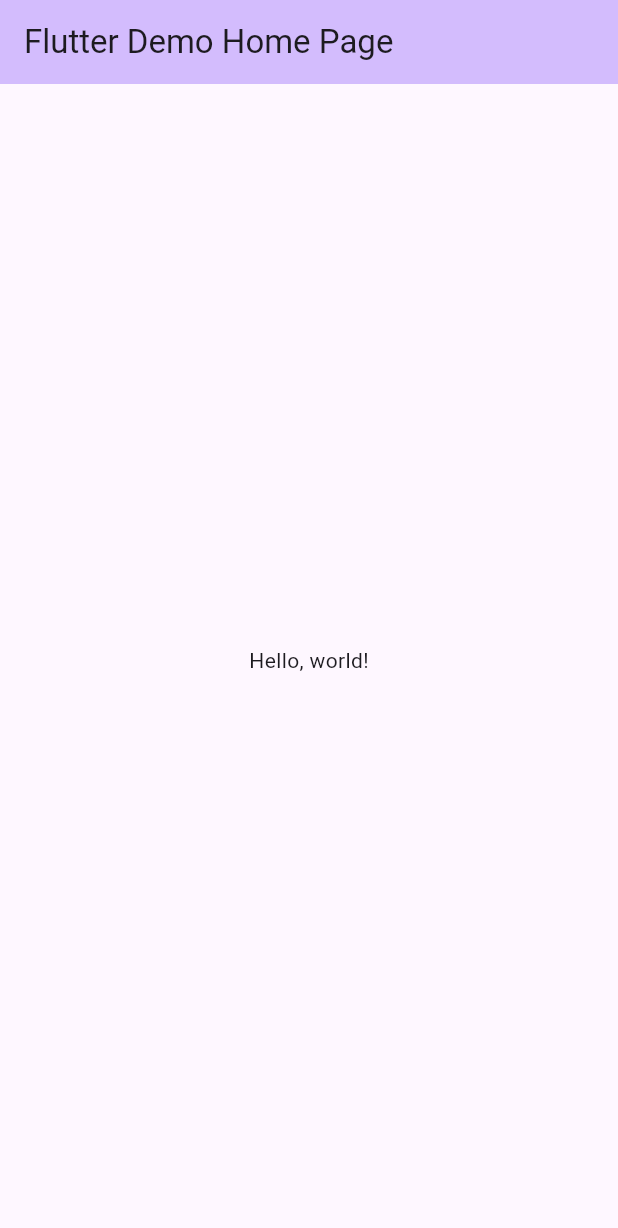
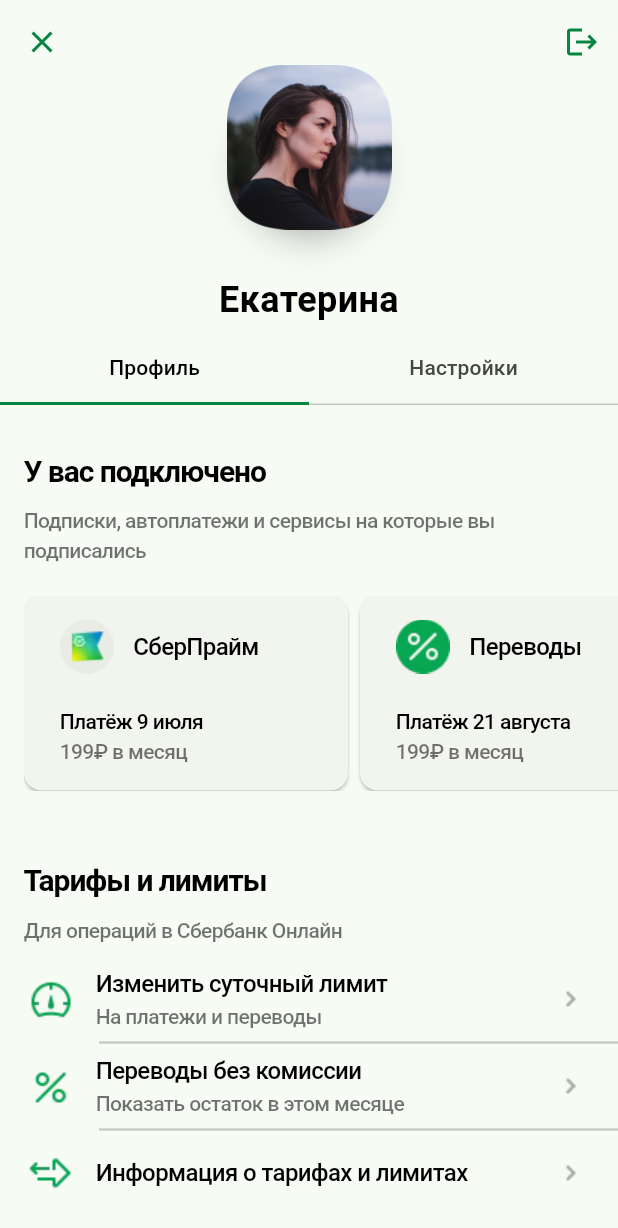
Before and after one commit to Red1tum/Lara-dart, a Flutter app: the screen it shows after launch, on a phone screen of 412 x 824 dp. Shown: the top 1228 px of the screen. Run offline on Flutter 3.47's test engine with Material 3 defaults, Android fonts, the phone set to English and light mode, and no system bars; Roboto replaces fonts that are missing (SF Pro Text).

Commit message:
initial implementation of interface

```diff
--- /dev/null
+++ b/lib/data/DataProvider.dart
@@ -0,0 +1,53 @@
+// why is it not static?
+// I think in real world this would make some
+// http requests, so it needs to store http client(or
+// client factory, not familiar with common dart approach
+// on this).
+import 'package:lara/data/Subscription.dart';
+
+import 'RatesAndLimits.dart';
+
+class DataProvider {
+  List<String> getInterests() {
+    return [
+      "Еда",
+      "Саморазвитие",
+      "Технологии",
+      "Дом",
+      "Досуг",
+      "Забота о себе",
+      "Наука"
+    ];
+  }
+
+  List<Subscription> getUsersSubscriptions() {
+    return [
+      const Subscription(
+          imageName: "assets/images/sber_prime.webp",
+          name: "СберПрайм",
+          nextPaymentDate: "9 июля",
+          perMonthPayment: 199),
+      const Subscription(
+          imageName: "assets/images/percent_sign_filled.webp",
+          name: "Переводы",
+          nextPaymentDate: "21 августа",
+          perMonthPayment: 199)
+    ];
+  }
+
+  List<RatesAndLimits> getRatesAndLimits() {
+    return [
+      const RatesAndLimits(
+          imageName: "assets/images/speedometer.webp",
+          title: "Изменить суточный лимит",
+          subtitle: "На платежи и переводы"),
+      const RatesAndLimits(
+          imageName: "assets/images/percent_sign.webp",
+          title: "Переводы без комиссии",
+          subtitle: "Показать остаток в этом месяце"),
+      const RatesAndLimits(
+          imageName: "assets/images/arrows_forward_back.webp",
+          title: "Информация о тарифах и лимитах"),
+    ];
+  }
+}
--- /dev/null
+++ b/lib/data/RatesAndLimits.dart
@@ -0,0 +1,11 @@
+class RatesAndLimits {
+  const RatesAndLimits({
+    required this.imageName,
+    required this.title,
+    this.subtitle,
+  });
+
+  final String imageName;
+  final String title;
+  final String? subtitle;
+}
--- /dev/null
+++ b/lib/data/Subscription.dart
@@ -0,0 +1,12 @@
+class Subscription {
+  const Subscription(
+      {required this.imageName,
+      required this.name,
+      required this.nextPaymentDate,
+      required this.perMonthPayment});
+
+  final String imageName;
+  final String name;
+  final String nextPaymentDate;
+  final double perMonthPayment;
+}
--- a/lib/main.dart
+++ b/lib/main.dart
@@ -1,4 +1,5 @@
 import 'package:flutter/material.dart';
+import 'package:lara/screens/Profile.dart';
 
 void main() {
   runApp(const MyApp());
@@ -10,44 +11,45 @@ class MyApp extends StatelessWidget {
   @override
   Widget build(BuildContext context) {
     return MaterialApp(
-      title: 'Flutter Demo',
+      title: 'Flutter lab',
+      debugShowCheckedModeBanner: false,
       theme: ThemeData(
-        colorScheme: ColorScheme.fromSeed(seedColor: Colors.deepPurple),
+        elevatedButtonTheme: const ElevatedButtonThemeData(
+          style: ButtonStyle(
+            //backgroundColor: MaterialStatePropertyAll<Color>(Colors.white)
+          )
+        ),
+        appBarTheme: const AppBarTheme(
+          iconTheme: IconThemeData(
+            color: Color.fromARGB(255, 6, 132, 65)
+          )
+        ),
+        tabBarTheme: const TabBarTheme(
+            labelColor: Colors.black,
+            indicator: BoxDecoration(
+            border: Border(
+              bottom: BorderSide(
+                color: Color.fromARGB(255, 6, 132, 65),
+                width: 2.0,
+              )
+            )
+          )
+        ),
+        colorScheme: ColorScheme.fromSeed(seedColor: const Color.fromARGB(255, 6, 132, 65)),
         useMaterial3: true,
       ),
-      home: const MyHomePage(title: 'Flutter Demo Home Page'),
+      home: const MyHomePage(),
     );
   }
 }
 
-class MyHomePage extends StatefulWidget {
-  const MyHomePage({super.key, required this.title});
-
-  final String title;
-
-  @override
-  State<MyHomePage> createState() => _MyHomePageState();
-}
-
-class _MyHomePageState extends State<MyHomePage> {
+// I actually don't know whether home widget should
+// contain any state. In my case, I think it shouldn't
+class MyHomePage extends StatelessWidget {
+  const MyHomePage({super.key});
 
   @override
   Widget build(BuildContext context) {
-    return Scaffold(
-      appBar: AppBar(
-        backgroundColor: Theme.of(context).colorScheme.inversePrimary,
-        title: Text(widget.title),
-      ),
-      body: const Center(
-        child: Column(
-          mainAxisAlignment: MainAxisAlignment.center,
-          children: <Widget>[
-            Text(
-              'Hello, world!',
-            ),
-          ],
-        ),
-      ),
-    );
+    return const ProfileScreen();
   }
 }
--- /dev/null
+++ b/lib/screens/Profile.dart
@@ -0,0 +1,60 @@
+import 'package:flutter/material.dart';
+import 'package:lara/data/DataProvider.dart';
+import 'package:lara/widgets/Interests.dart';
+import 'package:lara/widgets/RatesAndLimits.dart';
+import 'package:lara/widgets/SubscriptionsList.dart';
+
+import '../widgets/AppBar.dart';
+import '../widgets/UsersSubscriptions.dart';
+
+class ProfileScreen extends StatefulWidget {
+  const ProfileScreen({super.key});
+
+  @override
+  State<ProfileScreen> createState() => _ProfileScreen();
+}
+
+class _ProfileScreen extends State<ProfileScreen>
+    with TickerProviderStateMixin {
+  late TabController _tabController;
+
+  final dataProvider = DataProvider();
+
+  @override
+  void initState() {
+    _tabController = TabController(length: 2, vsync: this);
+    super.initState();
+  }
+
+  @override
+  Widget build(BuildContext context) {
+    return Scaffold(
+        body: SafeArea(
+            child: NestedScrollView(
+                headerSliverBuilder: (context, value) {
+                  return [
+                    Appbar(
+                      tabController: _tabController,
+                    )
+                  ];
+                },
+                body: TabBarView(controller: _tabController, children: [
+                  ListView(physics: NeverScrollableScrollPhysics(), children: [
+                    const SizedBox(
+                      height: 30,
+                    ),
+                    UsersSubscriptions(
+                        subscriptions: dataProvider.getUsersSubscriptions()),
+                    const SizedBox(
+                      height: 46,
+                    ),
+                    RatesAndLimitsList(list: dataProvider.getRatesAndLimits()),
+                    const SizedBox(
+                      height: 34,
+                    ),
+                    Interests(interestsList: dataProvider.getInterests())
+                  ]),
+                  const Center(child: CircularProgressIndicator())
+                ]))));
+  }
+}
--- /dev/null
+++ b/lib/widgets/AppBar.dart
@@ -0,0 +1,93 @@
+import 'package:flutter/material.dart';
+
+class Appbar extends StatelessWidget {
+  const Appbar({super.key, required this.tabController});
+
+  final tabController;
+
+  @override
+  Widget build(BuildContext context) {
+    return SliverAppBar(
+      elevation: 2,
+      pinned: true,
+      floating: false,
+      expandedHeight: 270,
+      actions: [
+        IconButton(
+          icon: const Icon(Icons.logout),
+          onPressed: () {},
+        )
+      ],
+      leading: IconButton(
+        icon: const Icon(Icons.close),
+        onPressed: () {},
+      ),
+      titleTextStyle: const TextStyle(
+        color: Colors.black,
+        fontSize: 16,
+        fontFamily: 'SF Pro Text',
+        fontWeight: FontWeight.w500,
+        height: 0.08,
+        letterSpacing: -0.40,
+      ),
+      bottom: TabBar(
+        controller: tabController,
+        indicatorSize: TabBarIndicatorSize.tab,
+        tabs: const <Widget>[
+          Tab(
+            child: Text(
+              'Профиль',
+            ),
+          ),
+          Tab(
+            child: Text(
+              'Настройки',
+            ),
+          ),
+        ],
+      ),
+      flexibleSpace: FlexibleSpaceBar(
+        collapseMode: CollapseMode.pin,
+        background: Center(
+          child: Column(
+              mainAxisAlignment: MainAxisAlignment.center,
+              children: <Widget>[
+                Container(
+                  width: 110,
+                  height: 110,
+                  decoration: ShapeDecoration(
+                    shape: RoundedRectangleBorder(
+                      borderRadius: BorderRadius.circular(38),
+                    ),
+                    shadows: const [
+                      BoxShadow(
+                        color: Color(0x7A1D1D25),
+                        blurRadius: 24,
+                        offset: Offset(0, 16),
+                        spreadRadius: -16,
+                      )
+                    ],
+                  ),
+                  child: Image.asset("assets/images/avatar.png"),
+                ),
+                const SizedBox(
+                  height: 30,
+                ),
+                const Text(
+                  'Екатерина',
+                  textAlign: TextAlign.center,
+                  style: TextStyle(
+                    color: Colors.black,
+                    fontSize: 24,
+                    fontWeight: FontWeight.w700,
+                  ),
+                ),
+                const SizedBox(
+                  height: 10,
+                ),
+              ]),
+        ),
+      ),
+    );
+  }
+}
--- /dev/null
+++ b/lib/widgets/Interests.dart
@@ -0,0 +1,67 @@
+import 'package:flutter/material.dart';
+
+class Interests extends StatefulWidget {
+  Interests({super.key, required List<String> interestsList}) {
+    interests = {for (var v in interestsList) v: false};
+  }
+
+  late final Map<String, bool> interests;
+
+  @override
+  State<Interests> createState() => _Interests();
+}
+
+class _Interests extends State<Interests> {
+  @override
+  Widget build(BuildContext context) {
+    return Padding(
+        padding: EdgeInsets.symmetric(horizontal: 16),
+        child: Column(crossAxisAlignment: CrossAxisAlignment.start, children: [
+          Text(
+            'Интересы',
+            style: TextStyle(
+              color: Colors.black,
+              fontSize: 20,
+              fontWeight: FontWeight.w700,
+              //height: 0.06,
+              letterSpacing: -0.70,
+            ),
+          ),
+          const SizedBox(
+            height: 8,
+          ),
+          Text(
+            'Мы подбираем истории и предложения по темам, которые вам нравятся',
+            style: TextStyle(
+              color: Colors.black.withOpacity(0.550000011920929),
+              fontSize: 14,
+              fontWeight: FontWeight.w500,
+              //height: 0.09,
+              letterSpacing: -0.42,
+            ),
+          ),
+          const SizedBox(height: 16),
+          Wrap(
+            spacing: 8,
+            //runSpacing: 8,
+            children: [
+              for (var interestKey in widget.interests.keys)
+                FilterChip(
+                  shape: RoundedRectangleBorder(
+                      borderRadius: BorderRadius.circular(16),
+                      side: BorderSide(width: 0, color: Colors.transparent)),
+                  backgroundColor:
+                      Colors.black.withOpacity(0.07999999821186066),
+                  label: Text(interestKey),
+                  selected: widget.interests[interestKey]!,
+                  onSelected: (bool selected) {
+                    setState(() {
+                      widget.interests[interestKey] = selected;
+                    });
+                  },
+                )
+            ],
+          )
+        ]));
+  }
+}
--- /dev/null
+++ b/lib/widgets/RatesAndLimits.dart
@@ -0,0 +1,127 @@
+import 'package:flutter/material.dart';
+
+import '../data/RatesAndLimits.dart';
+
+class RatesAndLimitsItem extends StatelessWidget {
+  const RatesAndLimitsItem({super.key, required this.item});
+
+  final RatesAndLimits item;
+
+  @override
+  Widget build(BuildContext context) {
+    // I think there's an issue with paddings
+    // TODO: fix paddings
+    return Padding(
+        padding: EdgeInsets.only(right: 8),
+        child: GestureDetector(
+            onTap: () {},
+            child: Row(
+              children: [
+                Image.asset(
+                  item.imageName,
+                  width: 36,
+                  height: 36,
+                ),
+                const SizedBox(width: 12),
+                Column(
+                  crossAxisAlignment: CrossAxisAlignment.start,
+                  children: [
+                    if (item.subtitle != null) ...[
+                      Text(
+                        item.title,
+                        style: const TextStyle(
+                          color: Colors.black,
+                          fontSize: 16,
+                          fontWeight: FontWeight.w500,
+                          //height: 0.08,
+                          letterSpacing: -0.40,
+                        ),
+                      ),
+                      Text(
+                        item.subtitle!,
+                        style: TextStyle(
+                          color: Colors.black.withOpacity(0.550000011920929),
+                          fontSize: 14,
+                          fontFamily: 'SF Pro Text',
+                          fontWeight: FontWeight.w500,
+                          //height: 0.09,
+                          letterSpacing: -0.41,
+                        ),
+                      )
+                    ] else ...[
+                      Center(
+                        child: Text(
+                          item.title,
+                          style: const TextStyle(
+                            color: Colors.black,
+                            fontSize: 16,
+                            fontWeight: FontWeight.w500,
+                            //height: 0.08,
+                            letterSpacing: -0.40,
+                          ),
+                        ),
+                      )
+                    ]
+                  ],
+                ),
+                const Spacer(),
+                IconButton(
+                    onPressed: () {}, icon: Image.asset("assets/images/arrow_right.webp")
+                )
+              ],
+            )));
+  }
+}
+
+class RatesAndLimitsList extends StatelessWidget {
+  const RatesAndLimitsList({super.key, required this.list});
+
+  final List<RatesAndLimits> list;
+
+  @override
+  Widget build(BuildContext context) {
+    return Padding(
+        padding: EdgeInsets.only(left: 16),
+        child: Column(
+          crossAxisAlignment: CrossAxisAlignment.start,
+          children: [
+            const Text(
+              'Тарифы и лимиты',
+              style: TextStyle(
+                color: Colors.black,
+                fontSize: 20,
+                fontWeight: FontWeight.w700,
+                //height: 0.06,
+                letterSpacing: -0.70,
+              ),
+            ),
+            const SizedBox(
+              height: 8,
+            ),
+            Text(
+              'Для операций в Сбербанк Онлайн',
+              style: TextStyle(
+                color: Colors.black.withOpacity(0.550000011920929),
+                fontSize: 14,
+                fontWeight: FontWeight.w500,
+                //height: 0.09,
+                letterSpacing: -0.42,
+              ),
+            ),
+            const SizedBox(
+              height: 12,
+            ),
+            for (var (index, item) in list.indexed)
+              if (index != list.length - 1) ...[
+                RatesAndLimitsItem(item: item),
+                const Divider(
+                  height: 10,
+                  thickness: 1.5,
+                  indent: 50,
+                )
+              ] else
+                RatesAndLimitsItem(item: item)
+          ],
+        ));
+  }
+}
--- /dev/null
+++ b/lib/widgets/SubscriptionsList.dart
@@ -0,0 +1,92 @@
+import 'package:flutter/material.dart';
+
+import '../data/Subscription.dart';
+
+class SubscriptionCard extends StatelessWidget {
+  const SubscriptionCard({super.key, required this.subscription});
+
+  final Subscription subscription;
+
+  @override
+  Widget build(BuildContext context) {
+    return Padding(
+      padding: EdgeInsets.only(right: 8),
+      child: ElevatedButton(
+          style: ElevatedButton.styleFrom(
+              fixedSize: const Size(216, 130),
+              shape: RoundedRectangleBorder(
+                borderRadius: BorderRadius.circular(12),
+              )),
+          onPressed: () {},
+          child: Padding(
+            padding: const EdgeInsets.symmetric(horizontal: 0, vertical: 16),
+            child: Column(
+              crossAxisAlignment: CrossAxisAlignment.start,
+              children: [
+                Row(
+                  children: [
+                    Image.asset(subscription.imageName, width: 36, height: 36),
+                    const SizedBox(
+                      width: 13,
+                    ),
+                    Text(
+                      subscription.name,
+                      style: const TextStyle(
+                        color: Colors.black,
+                        fontSize: 16,
+                        fontWeight: FontWeight.w500,
+                        //height: 0.08,
+                        letterSpacing: -0.40,
+                      ),
+                    )
+                  ],
+                ),
+                Expanded(child: Container()),
+                Text(
+                  'Платёж ${subscription.nextPaymentDate}',
+                  style: const TextStyle(
+                    color: Colors.black,
+                    fontSize: 14,
+                    fontWeight: FontWeight.w500,
+                    //height: 0.09,
+                    letterSpacing: -0.41,
+                  ),
+                ),
+                Text(
+                  '${subscription.perMonthPayment.toInt()}₽ в месяц',
+                  style: TextStyle(
+                    color: Colors.black.withOpacity(0.550000011920929),
+                    fontSize: 14,
+                    //fontFamily: 'SF Pro Text',
+                    fontWeight: FontWeight.w500,
+                    //height: 0.09,
+                    letterSpacing: -0.41,
+                  ),
+                )
+              ],
+            ),
+          )),
+    );
+  }
+}
+
+class SubscriptionList extends StatelessWidget {
+  const SubscriptionList({super.key, required this.subscriptions});
+
+  final List<Subscription> subscriptions;
+
+  @override
+  Widget build(BuildContext context) {
+    return Container(
+        width: double.infinity,
+        //padding: const EdgeInsets.only(right: 0),
+        height: 130,
+        child: ListView.builder(
+            //padding: EdgeInsets.all(17),
+            scrollDirection: Axis.horizontal,
+            itemCount: subscriptions.length,
+            itemBuilder: (ctx, index) {
+              return SubscriptionCard(subscription: subscriptions[index]);
+            }));
+  }
+}
--- /dev/null
+++ b/lib/widgets/UsersSubscriptions.dart
@@ -0,0 +1,48 @@
+import 'package:flutter/material.dart';
+import 'package:lara/data/Subscription.dart';
+import 'package:lara/widgets/SubscriptionsList.dart';
+
+class UsersSubscriptions extends StatelessWidget {
+  const UsersSubscriptions({super.key, required this.subscriptions});
+
+  final List<Subscription> subscriptions;
+
+  // TODO: resolve issues with padding in rows!
+  @override
+  Widget build(BuildContext context) {
+    return Padding(
+      padding: EdgeInsets.only(left: 16.0),
+      child: Column(
+        crossAxisAlignment: CrossAxisAlignment.start,
+        children: [
+          const Text(
+            "У вас подключено",
+            style: TextStyle(
+              color: Colors.black,
+              fontSize: 20,
+              fontWeight: FontWeight.w700,
+              //height: 0.06,
+              letterSpacing: -0.70,
+            ),
+          ),
+          const SizedBox(
+            height: 8,
+          ),
+          Text("Подписки, автоплатежи и сервисы на которые вы подписались",
+              style: TextStyle(
+                color: Colors.black.withOpacity(0.550000011920929),
+                fontSize: 14,
+                fontWeight: FontWeight.w500,
+                //height: 0.09,
+                letterSpacing: -0.42,
+              )),
+          // I LOVE FLUTTER!!!!!!!!!!11111
+          // MORE CONST YEAH I WANT IT
+          // MORE MANUAL PADDING YEAH I NEED IT
+          const SizedBox(height: 20),
+          SubscriptionList(subscriptions: subscriptions)
+        ],
+      ),
+    );
+  }
+}
```
Also changed, not shown: pubspec.yaml (+8 -8 lines), assets/images/arrow_right.webp (added).
